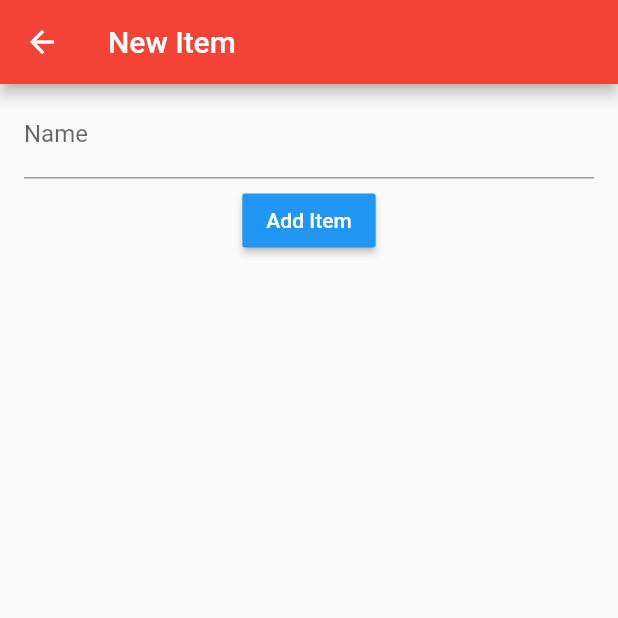
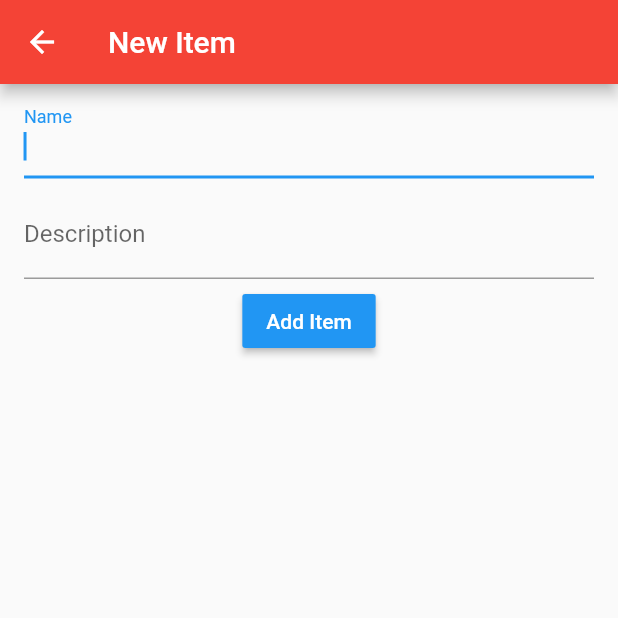
Before and after one commit to rodydavis/flutter_scoped_model_starter, a Flutter app: the CRUDItemEdit screen opened directly, on a phone screen of 412 x 824 dp, the top half of it. Run offline on Flutter 3.47's test engine with Material 2 defaults, Android fonts, the phone set to English and light mode, and no system bars; our stand-ins replace flutter_slidable, native_widgets, shared_preferences; missing offline and left inert: a package; accounts and stored records are empty.

```diff
--- a/lib/data/models/crud.dart
+++ b/lib/data/models/crud.dart
@@ -6,6 +6,7 @@ class CRUDModel extends Model {
   List<CRUDObject> get items => _items;
 
   Future<bool> loadItems() async {
+    // -- Load Items from API or Local --
     // _items = [
     //   CRUDObject(
     //     id: "43223444",
@@ -47,12 +48,27 @@ class CRUDModel extends Model {
       }
     notifyListeners();
   }
+
+  void changeSortOrder(
+    String field,
+    bool ascending,
+  ) {
+    var _fieldName = field.toLowerCase().trim();
+    if (_fieldName.contains("title")) {
+      _items.sort((a, b) => a.name.compareTo(b.name));
+    }
+    if (_fieldName.contains("description")) {
+      _items.sort((a, b) => a.description.compareTo(b.description));
+    }
+    if (ascending) _items = _items.reversed.toList();
+    notifyListeners();
+  }
 }
 
 class CRUDObject {
-  final String id, name;
+  final String id, name, description;
 
-  CRUDObject({this.id, this.name});
+  CRUDObject({this.id, this.name, this.description});
 
   @override
   String toString() {
--- a/lib/main.dart
+++ b/lib/main.dart
@@ -11,6 +11,7 @@ import 'screens/crud/crud_screen.dart';
 import 'screens/home.dart';
 import 'screens/settings.dart';
 import 'screens/splash_screen.dart';
+import 'data/models/sort_model.dart';
 
 // STARTER: import - do not remove comment
 
--- a/lib/screens/crud/crud_item.dart
+++ b/lib/screens/crud/crud_item.dart
@@ -4,6 +4,7 @@ import 'package:flutter_slidable/flutter_slidable.dart';
 import '../../data/models/crud.dart';
 import 'edit/crud_edit.dart';
 import 'view/crud_view.dart';
+import '../../utils/null_or_empty.dart';
 
 class CRUDItem extends StatelessWidget {
   final CRUDObject item;
@@ -90,6 +91,9 @@ class CRUDItem extends StatelessWidget {
       actionExtentRatio: 0.25,
       child: ListTile(
         title: Text(item?.name),
+        subtitle: isNullOrEmpty(item?.description)
+            ? null
+            : Text(item?.description, maxLines: 1),
         onTap: () => _viewItem(context),
         onLongPress: () => _editItem(context),
       ),
--- a/lib/screens/crud/edit/crud_edit.dart
+++ b/lib/screens/crud/edit/crud_edit.dart
@@ -12,7 +12,7 @@ class CRUDItemEdit extends StatefulWidget {
 }
 
 class _CRUDItemEditState extends State<CRUDItemEdit> {
-  TextEditingController _nameController;
+  TextEditingController _nameController, _descriptionController;
   bool _isNew = false;
   @override
   void initState() {
@@ -28,6 +28,8 @@ class _CRUDItemEditState extends State<CRUDItemEdit> {
     }
     // -- Load Info --
     _nameController = TextEditingController(text: widget?.item?.name ?? "");
+    _descriptionController =
+        TextEditingController(text: widget?.item?.description ?? "");
   }
 
   void _saveInfo(BuildContext context) async {
@@ -36,10 +38,12 @@ class _CRUDItemEditState extends State<CRUDItemEdit> {
     if (_formKey.currentState.validate()) {
       // - Get info From Input --
       var _name = _nameController.text.toString();
+      var _description = _descriptionController.text.toString();
 
       final CRUDObject _item = CRUDObject(
         id: _isNew ? uuid.v4() : widget.item?.id,
         name: _name,
+        description: _description,
       );
 
       // if (_isNew) {
@@ -67,11 +71,22 @@ class _CRUDItemEditState extends State<CRUDItemEdit> {
             children: <Widget>[
               ListTile(
                 title: TextFormField(
+                  autofocus: true,
                   decoration: InputDecoration(labelText: "Name"),
                   controller: _nameController,
                   keyboardType: TextInputType.text,
                   validator: (val) =>
                       val.isEmpty ? 'Please enter a name' : null,
+                ),
+              ),
+              ListTile(
+                title: TextFormField(
+                  decoration: InputDecoration(labelText: "Description"),
+                  controller: _descriptionController,
+                  keyboardType: TextInputType.multiline,
+                  maxLines: null,
+                  // validator: (val) =>
+                  //     val.isEmpty ? 'Please enter a description' : null,
                 ),
               ),
               Row(
--- a/lib/screens/crud/view/crud_view.dart
+++ b/lib/screens/crud/view/crud_view.dart
@@ -44,8 +44,11 @@ class _CRUDItemDetailsState extends State<CRUDItemDetails> {
         child: Column(
           children: <Widget>[
             ListTile(
-              title: Text(item?.name),
-            )
+              title: Text(item?.name ?? ""),
+            ),
+            ListTile(
+              title: Text(item?.description ?? ""),
+            ),
           ],
         ),
       ),
```
Also changed, not shown: lib/data/models/sort_model.dart (added, +41 -0 lines), lib/screens/crud/crud_screen.dart (+29 -5 lines), lib/ui/app/app_bottom_bar.dart (+106 -3 lines).
